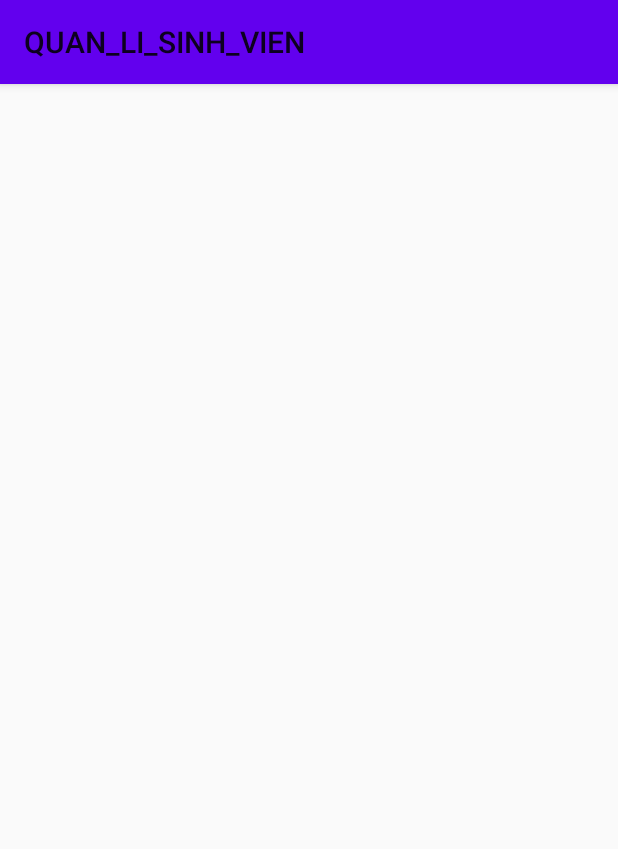
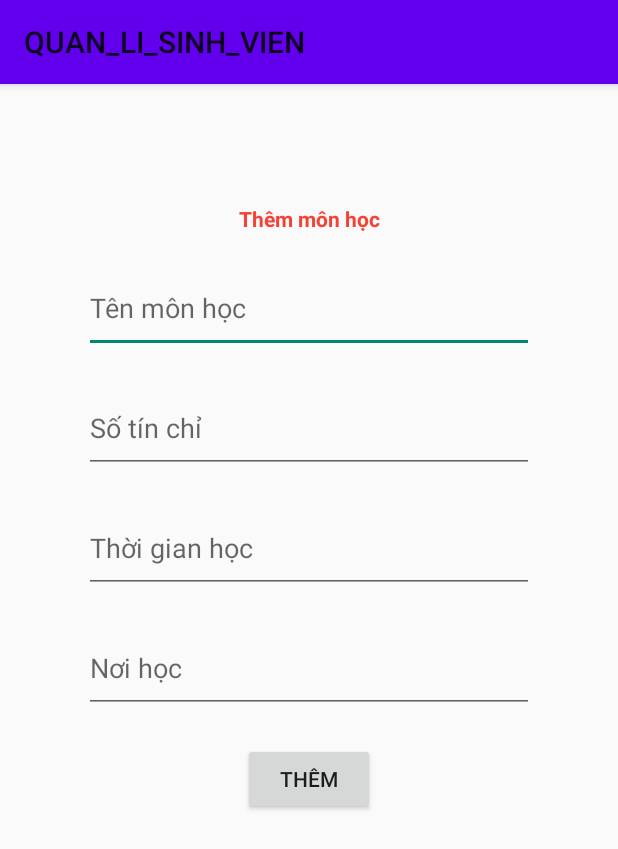
Before and after one commit to iFrancez/QUAN_LI_SINH_VIEN_MB, an Android app: the ActivitySubject screen opened directly, with no data from a screen before it, after a tap on "Thêm", on a phone screen of 412 x 824 dp. Shown: the top 849 px of the screen. Run offline under Robolectric (Android 15) with nearby library versions, the phone set to English and light mode, and no system bars.

Commit message:
edit listview && database for subject

```diff
--- a/app/src/main/java/com/example/quan_li_sinh_vien/ActivityAddSubject.java
+++ b/app/src/main/java/com/example/quan_li_sinh_vien/ActivityAddSubject.java
@@ -2,13 +2,110 @@ package com.example.quan_li_sinh_vien;
 
 import androidx.appcompat.app.AppCompatActivity;
 
+import android.app.Dialog;
+import android.content.Intent;
 import android.os.Bundle;
+import android.view.View;
+import android.widget.Button;
+import android.widget.EditText;
+import android.widget.Toast;
+
+import com.example.quan_li_sinh_vien.database.database;
+import com.example.quan_li_sinh_vien.model.Subject;
 
 public class ActivityAddSubject extends AppCompatActivity {
 
+
+    Button buttonAddSubject;
+    EditText editSubjectTitle,editSubjectCredit,editSubjectTime,editSubjectPlace;
+    com.example.quan_li_sinh_vien.database.database database;
     @Override
     protected void onCreate(Bundle savedInstanceState) {
         super.onCreate(savedInstanceState);
         setContentView(R.layout.activity_add_subject);
+
+        buttonAddSubject = findViewById(R.id.buttonAddSubject);
+        editSubjectCredit = findViewById(R.id.EditTextSubjectCredit);
+        editSubjectTime = findViewById(R.id.EditTextSubjectTime);
+        editSubjectPlace = findViewById(R.id.EditTextSubjectPlace);
+        editSubjectTitle = findViewById(R.id.EditTextSubjectTitle);
+
+        database = new database(this);
+
+        buttonAddSubject.setOnClickListener(new View.OnClickListener() {
+            @Override
+            public void onClick(View view) {
+                DialogAdd();
+            }
+        });
+    }
+
+    private void DialogAdd() {
+
+        //Tạo đối tượng cửa sổ
+        Dialog dialog = new Dialog(this);
+
+        //nạp layout
+        dialog.setContentView(R.layout.dialogadd);
+
+        //ko thể bấm bên ngoài khung
+        dialog.setCanceledOnTouchOutside(false);
+
+        Button btnY = dialog.findViewById(R.id.buttonYes);
+        Button btnN = dialog.findViewById(R.id.buttonNo);
+
+        btnY.setOnClickListener(new View.OnClickListener() {
+            @Override
+            public void onClick(View view) {
+                String subjectTitle = editSubjectTitle.getText().toString().trim();
+                String credit = editSubjectCredit.getText().toString().trim();
+                String place = editSubjectPlace.getText().toString().trim();
+                String time = editSubjectTime.getText().toString().trim();
+
+                //Nếu dữ liệu chưa nhập đầy đủ
+                if(subjectTitle.equals("")||credit.equals("")||time.equals("")||place.equals("")){
+                    Toast.makeText(ActivityAddSubject.this, "Vui lòng nhập đầy đủ thông tin", Toast.LENGTH_SHORT).show();
+                }
+                else{
+//                    Boolean checkSub = database.checkSubject(subjectTitle);
+//                    if(!checkSub) {
+                        //gán cho đối tượng subject giá trị được nhập vào
+                        Subject subject = CreatSubject();
+
+                        //add trong database
+                        database.AddSubject(subject);
+
+                        //add thành công thì chuyển qua giao diện subject
+                        Intent intent = new Intent(ActivityAddSubject.this, ActivitySubject.class);
+                        startActivity(intent);
+
+                        Toast.makeText(ActivityAddSubject.this, "Thêm thành công", Toast.LENGTH_SHORT).show();
+                    }
+//                    else{
+//                        Toast.makeText(ActivityAddSubject.this, "Môn học đã tồn tại ! Vui lòng thử lại", Toast.LENGTH_SHORT).show();
+//                    }
+//                }
+            }
+        });
+
+        //nếu không add thì out
+        btnN.setOnClickListener(new View.OnClickListener() {
+            @Override
+            public void onClick(View view) {
+                dialog.cancel();
+            }
+        });
+        dialog.show();
+    }
+
+    //Tạo môn học
+    private Subject CreatSubject(){
+        String subjectTitle = editSubjectTitle.getText().toString().trim();
+        int credit = Integer.parseInt(editSubjectCredit.getText().toString().trim());
+        String place = editSubjectPlace.getText().toString().trim();
+        String time = editSubjectTime.getText().toString().trim();
+
+        Subject subject = new Subject(subjectTitle,credit,time,place);
+        return subject;
     }
 }
--- a/app/src/main/java/com/example/quan_li_sinh_vien/adapter/adaptersubject.java
+++ b/app/src/main/java/com/example/quan_li_sinh_vien/adapter/adaptersubject.java
@@ -51,7 +51,8 @@ public class adaptersubject extends BaseAdapter {
         ImageButton imageUpdate = view.findViewById(R.id.subjectupdate);
 
         Subject subject = ArrayListSubject.get(i);
-        TextViewCredit.setText(subject.getNumber_of_credit());
+
+        TextViewCredit.setText(subject.getNumber_of_credit()+"");
         TextViewSubjectTitle.setText(subject.getSubject_title());
 
         int id = subject.getId();
@@ -73,6 +74,6 @@ public class adaptersubject extends BaseAdapter {
 
             }
         });
-        return null;
+        return view;
     }
 }
--- a/app/src/main/java/com/example/quan_li_sinh_vien/database/database.java
+++ b/app/src/main/java/com/example/quan_li_sinh_vien/database/database.java
@@ -41,7 +41,6 @@ public class database extends SQLiteOpenHelper {
     private static String CLASS_CODE = "classcode";
 
 
-
     //Bảng sinh viên
     private static String TABLE_STUDENT = "student";
     private static String ID_STUDENT = "idstudent";
@@ -52,11 +51,9 @@ public class database extends SQLiteOpenHelper {
 
     private static String STUDY_PROCESS = "studyofprocess";
 
-    private static String MID_TERM ="mid";
+    private static String MID_TERM = "mid";
 
-    private static String END_TERM ="endterm";
-
-
+    private static String END_TERM = "endterm";
 
 
     //Tạo bảng khoa
@@ -69,18 +66,18 @@ public class database extends SQLiteOpenHelper {
             + SUBJECT_TITLE + " TEXT, "
             + CREDITS + " INTEGER, "
             + TIME + " TEXT, "
-//            + PLACE + " TEXT )";
+            + PLACE + " TEXT )";
 
-            + PLACE + " TEXT, "
-            + ID_MAJORS + " INTEGER , FOREIGN KEY ( " + ID_MAJORS + " ) REFERENCES " +
-            TABLE_MAJORS + "(" + ID_MAJORS + "))";
+//            + PLACE + " TEXT, "
+//            + ID_MAJORS + " INTEGER , FOREIGN KEY ( " + ID_MAJORS + " ) REFERENCES " +
+//            TABLE_MAJORS + "(" + ID_MAJORS + "))";
 
     //Tạo bảng lớp
     private String SQLQuery3 = "CREATE TABLE " + TABLE_CLASS + " ( " + ID_CLASS + " INTEGER PRIMARY KEY AUTOINCREMENT, "
             + CLASS_CODE + "TEXT, "
             + CLASS_TITLE + " TEXT, "
-            +ID_SUBJECTS+" INTEGER , FOREIGN KEY ( "+ ID_SUBJECTS +" ) REFERENCES "+
-            TABLE_SUBJECTS+"("+ID_SUBJECTS+"))";
+            + ID_SUBJECTS + " INTEGER , FOREIGN KEY ( " + ID_SUBJECTS + " ) REFERENCES " +
+            TABLE_SUBJECTS + "(" + ID_SUBJECTS + "))";
 
     //Tạo bảng sinh viên
     private String SQLQuery4 = "CREATE TABLE " + TABLE_STUDENT + " ( " + ID_STUDENT + " INTEGER primary key AUTOINCREMENT, "
@@ -88,11 +85,15 @@ public class database extends SQLiteOpenHelper {
             + SEX + " TEXT, "
             + STUDENT_CODE + " TEXT, "
             + DATE_OF_BIRTH + " TEXT, "
-            + STUDY_PROCESS + "REAL,"
-            + MID_TERM + "REAL,"
-            + END_TERM +"REAL,"
-            + ID_CLASS + " INTEGER , FOREIGN KEY ( " + ID_CLASS + " ) REFERENCES " +
-            TABLE_CLASS + "(" + ID_CLASS + "))";
+
+//            + STUDY_PROCESS + "REAL,"
+//            + MID_TERM + "REAL,"
+//            + END_TERM +"REAL,"
+//            + ID_CLASS + " INTEGER , FOREIGN KEY ( " + ID_CLASS + " ) REFERENCES " +
+//            TABLE_CLASS + "(" + ID_CLASS + "))";
+
+            + ID_SUBJECTS + " INTEGER , FOREIGN KEY ( " + ID_SUBJECTS + " ) REFERENCES " +
+            TABLE_SUBJECTS + "(" + ID_SUBJECTS + "))";
 
     public database(@Nullable Context context) {
         super(context, DATABASE_NAME, null, VERSION);
@@ -100,9 +101,9 @@ public class database extends SQLiteOpenHelper {
 
     @Override
     public void onCreate(SQLiteDatabase sqLiteDatabase) {
-        sqLiteDatabase.execSQL(SQLQuery);
+//        sqLiteDatabase.execSQL(SQLQuery);
         sqLiteDatabase.execSQL(SQLQuery2);
-        sqLiteDatabase.execSQL(SQLQuery3);
+//        sqLiteDatabase.execSQL(SQLQuery3);
         sqLiteDatabase.execSQL(SQLQuery4);
     }
 
@@ -113,46 +114,53 @@ public class database extends SQLiteOpenHelper {
 
 
     //insert subject
-    public void AddSubject(Subject subject){
-        SQLiteDatabase db=this.getWritableDatabase();
+    public void AddSubject(Subject subject) {
+        SQLiteDatabase db = this.getWritableDatabase();
         ContentValues values = new ContentValues();
 
-        values.put(SUBJECT_TITLE,subject.getSubject_title());
-        values.put(CREDITS,subject.getNumber_of_credit());
-        values.put(TIME,subject.getTime());
-        values.put(PLACE,subject.getPlace());
+        values.put(SUBJECT_TITLE, subject.getSubject_title());
+        values.put(CREDITS, subject.getNumber_of_credit());
+        values.put(TIME, subject.getTime());
+        values.put(PLACE, subject.getPlace());
 
-        db.insert(TABLE_SUBJECTS,null,values);
+        db.insert(TABLE_SUBJECTS, null, values);
         db.close();
     }
 
+//    public Boolean checkSubject(String subjectTitle){
+//        SQLiteDatabase MyDB = this.getWritableDatabase();
+//        Cursor cursor = MyDB.rawQuery("Select * from SQLQuery2 where subjectTitle = ?",new String[]{subjectTitle});
+//        if(cursor.getCount()>0) return true;
+//        else return false;
+//    }
+
     //update subject
-    public boolean UpdateSubject(Subject subject,int id){
-        SQLiteDatabase db=this.getWritableDatabase();
+    public boolean UpdateSubject(Subject subject, int id) {
+        SQLiteDatabase db = this.getWritableDatabase();
 
         ContentValues values = new ContentValues();
-        values.put(SUBJECT_TITLE,subject.getSubject_title());
-        values.put(CREDITS,subject.getNumber_of_credit());
-        values.put(TIME,subject.getTime());
-        values.put(PLACE,subject.getPlace());
+        values.put(SUBJECT_TITLE, subject.getSubject_title());
+        values.put(CREDITS, subject.getNumber_of_credit());
+        values.put(TIME, subject.getTime());
+        values.put(PLACE, subject.getPlace());
 
-        db.update(TABLE_SUBJECTS,values,ID_SUBJECTS+"="+id,null);
+        db.update(TABLE_SUBJECTS, values, ID_SUBJECTS + "=" + id, null);
         return true;
     }
 
-    public Cursor getDataSubject(){
+    public Cursor getDataSubject() {
         SQLiteDatabase db = this.getReadableDatabase();
-        Cursor cursor = db.rawQuery("SELECT * FROM "+TABLE_SUBJECTS,null);
+        Cursor cursor = db.rawQuery("SELECT * FROM " + TABLE_SUBJECTS, null);
         return cursor;
     }
 
-    public int DeleteSubject(int i){
+    public int DeleteSubject(int i) {
 
         //Chú ý:
         //getWritableDatabase(): là cả đọc và ghi
         //getReadableDatabase(): chỉ đọc
         SQLiteDatabase db = this.getWritableDatabase();
-        int res = db.delete(TABLE_SUBJECTS,ID_SUBJECTS+"="+i,null);
+        int res = db.delete(TABLE_SUBJECTS, ID_SUBJECTS + "=" + i, null);
         return res;
     }
 }
--- a/app/src/main/res/layout/activity_add_subject.xml
+++ b/app/src/main/res/layout/activity_add_subject.xml
@@ -1,9 +1,55 @@
 <?xml version="1.0" encoding="utf-8"?>
-<androidx.constraintlayout.widget.ConstraintLayout xmlns:android="http://schemas.android.com/apk/res/android"
+<LinearLayout xmlns:android="http://schemas.android.com/apk/res/android"
     xmlns:app="http://schemas.android.com/apk/res-auto"
     xmlns:tools="http://schemas.android.com/tools"
     android:layout_width="match_parent"
     android:layout_height="match_parent"
+    android:orientation="vertical"
     tools:context=".ActivityAddSubject">
+    <TextView
+        android:layout_marginTop="80dp"
+        android:textColor="#F44336"
+        android:gravity="center"
+        android:textStyle="bold"
+        android:text="Thêm môn học"
+        android:layout_width="match_parent"
+        android:layout_height="wrap_content"></TextView>
 
-</androidx.constraintlayout.widget.ConstraintLayout>
+    <EditText
+        android:layout_marginTop="20dp"
+        android:layout_gravity="center"
+        android:id="@+id/EditTextSubjectTitle"
+        android:hint="Tên môn học"
+        android:layout_width="300dp"
+        android:layout_height="60dp"></EditText>
+    <EditText
+        android:layout_marginTop="20dp"
+        android:layout_gravity="center"
+        android:id="@+id/EditTextSubjectCredit"
+        android:hint="Số tín chỉ"
+        android:layout_width="300dp"
+        android:layout_height="60dp"></EditText>
+    <EditText
+        android:layout_marginTop="20dp"
+        android:layout_gravity="center"
+        android:id="@+id/EditTextSubjectTime"
+        android:hint="Thời gian học"
+        android:layout_width="300dp"
+        android:layout_height="60dp"></EditText>
+    <EditText
+        android:layout_marginTop="20dp"
+        android:layout_gravity="center"
+        android:id="@+id/EditTextSubjectPlace"
+        android:hint="Nơi học"
+        android:layout_width="300dp"
+        android:layout_height="60dp"></EditText>
+
+    <Button
+
+        android:layout_marginTop="20dp"
+        android:layout_gravity="center"
+        android:text="Thêm"
+        android:id="@+id/buttonAddSubject"
+        android:layout_width="wrap_content"
+        android:layout_height="wrap_content"></Button>
+</LinearLayout>
```
Also changed, not shown: app/src/main/res/layout/dialogadd.xml (added, +43 -0 lines).
